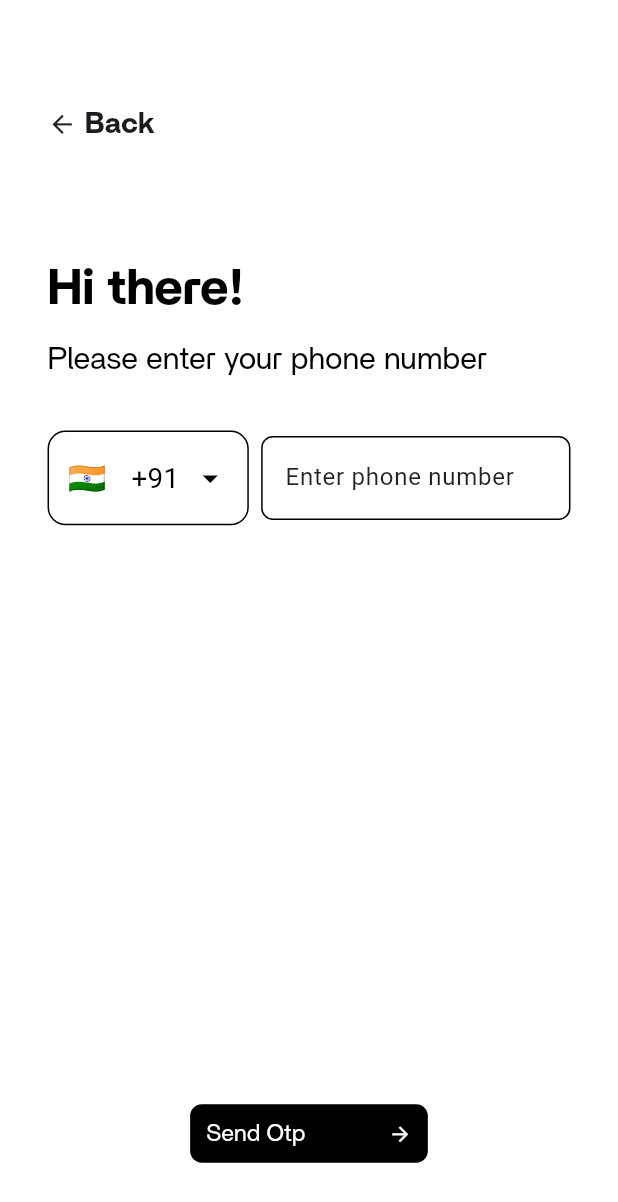
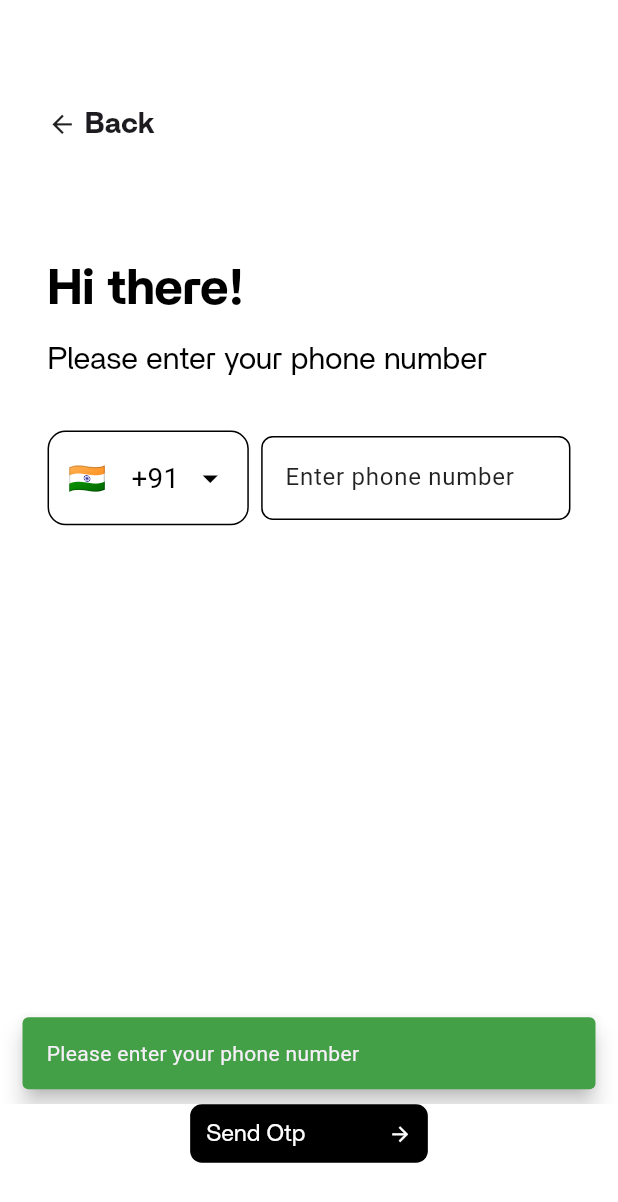
Before and after one commit to StumatoXPlum/nyte_life, a Flutter app: the PhoneNumber screen opened directly, after a tap on "Send Otp", on a phone screen of 412 x 824 dp. Shown: the top 1202 px of the screen. Run offline on Flutter 3.47's test engine with Material 3 defaults, Android fonts, the phone set to English and light mode, and no system bars; our stand-ins replace country_picker, flutter_bloc, flutter_screenutil, flutter_svg, geocoding, geolocator and 3 more; accounts and stored records are empty.

Commit message:
send otp fix

```diff
--- a/lib/core/custom_bottom_bar.dart
+++ b/lib/core/custom_bottom_bar.dart
@@ -59,7 +59,7 @@ class CustomBottomNavBar extends StatelessWidget {
   @override
   Widget build(BuildContext context) {
     return Padding(
-      padding: EdgeInsets.symmetric(horizontal: 20.w, vertical: 24.h),
+      padding: EdgeInsets.symmetric(horizontal: 20.w, vertical: 12.h),
       child: Container(
         height: 90.h,
         width: double.infinity,
--- a/lib/screens/auth/phone/phone_number.dart
+++ b/lib/screens/auth/phone/phone_number.dart
@@ -83,10 +83,22 @@ class _PhoneNumberState extends State<PhoneNumber> {
           );
         }
       } else {
-        print("Failed to send OTP: ${response.body}");
+        if (context.mounted) {
+          ScaffoldMessenger.of(context).showSnackBar(
+            SnackBar(
+              backgroundColor: Colors.red.shade600,
+              behavior: SnackBarBehavior.floating,
+              content: Text("Failed to send OTP, Please try again later"),
+            ),
+          );
+        }
       }
     } catch (e) {
-      print("Error sending OTP: $e");
+      if (context.mounted) {
+        ScaffoldMessenger.of(
+          context,
+        ).showSnackBar(SnackBar(content: Text("Error sending OTP: $e")));
+      }
     }
   }
 
@@ -207,17 +219,26 @@ class _PhoneNumberState extends State<PhoneNumber> {
         child: Row(
           mainAxisAlignment: MainAxisAlignment.center,
           children: [
-            CustomContinue(
+            isLoading
+                ? const CircularProgressIndicator(color: Colors.black)
+                : CustomContinue(
                   onTap: () async {
+                    if (phoneController.text.trim().isEmpty) {
+                      ScaffoldMessenger.of(context).showSnackBar(
+                        SnackBar(
+                          behavior: SnackBarBehavior.floating,
+                          backgroundColor: Colors.green.shade600,
+                          content: Text("Please enter your phone number"),
+                        ),
+                      );
+                      return;
+                    }
                     setState(() {
                       isLoading = true;
                     });
-
                     String phone =
                         "+${selectedCountry.phoneCode}${phoneController.text.trim()}";
-
                     await sendOtp(phone);
-
                     setState(() {
                       isLoading = false;
                     });
--- a/pubspec.yaml
+++ b/pubspec.yaml
@@ -50,6 +50,7 @@ dependencies:
   http: ^1.4.0
   flutter_launcher_icons: ^0.14.3
   flutter_native_splash: ^2.4.6
+  fading_edge_scrollview: ^4.1.1
 
 dev_dependencies:
   flutter_test:
```
Also changed, not shown: lib/screens/home/view/home_screen.dart (+5 -5 lines), pubspec.lock, 1 other file. Lines whose indentation alone changed are shown as unchanged.
